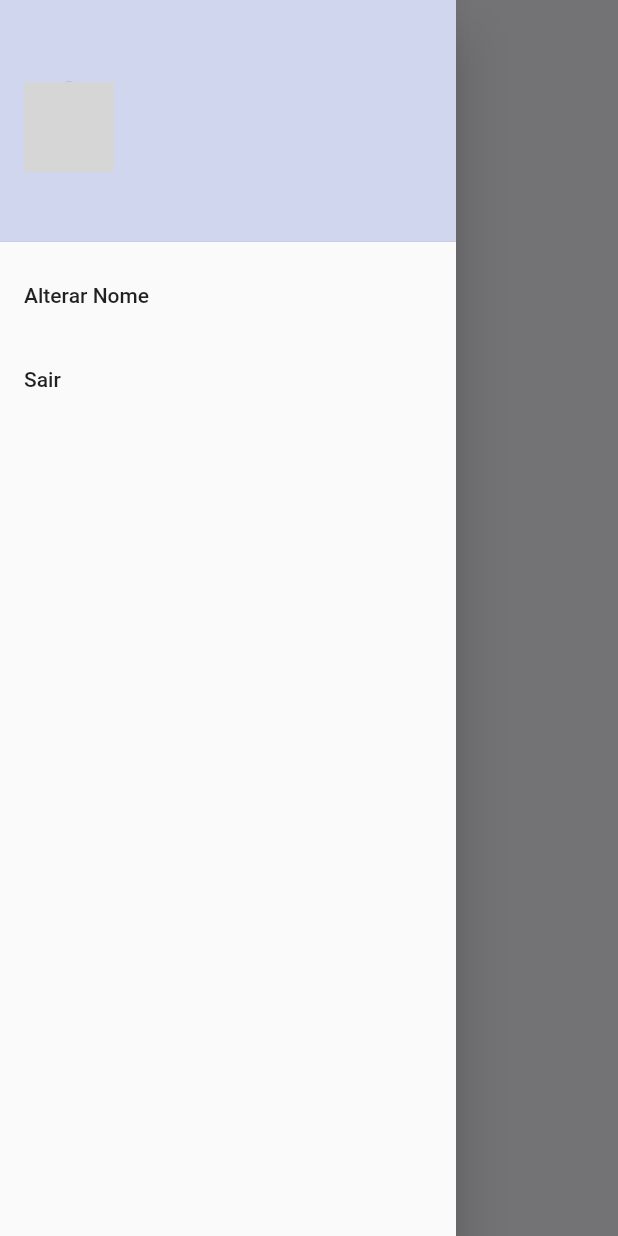
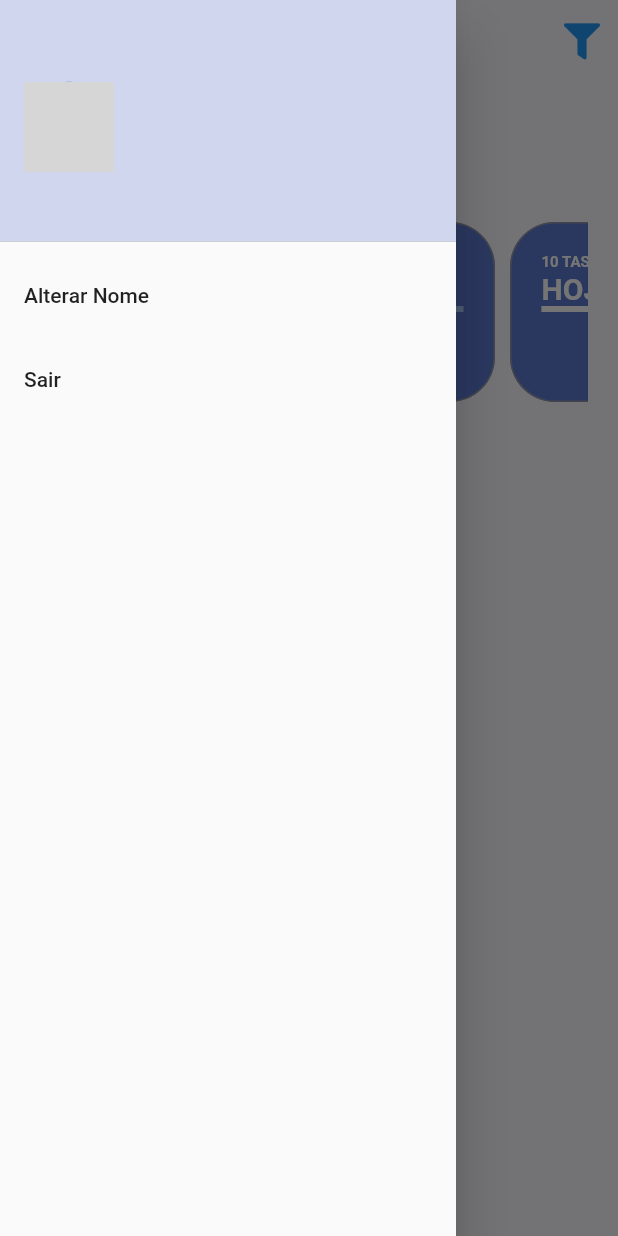
Before and after one commit to jsaintz/todo-list-provider, a Flutter app: the screen it shows once a user with an empty profile is signed in, with the side drawer open, on a phone screen of 412 x 824 dp. Run offline on Flutter 3.47's test engine with Material 2 defaults, Android fonts, the phone set to English and light mode, and no system bars; our stand-ins replace firebase_auth, firebase_core, flutter_signin_button, google_fonts, google_sign_in, sqflite and 2 more; missing offline and left inert: flutter_overlay_loader, validatorless; accounts and stored records are empty; network calls fail; Roboto replaces fonts that are missing (Mandali); grey boxes are pictures that could not be loaded.

Commit message:
create filter in home page

```diff
--- a/lib/app/core/ui/todo_list_icons.dart
+++ b/lib/app/core/ui/todo_list_icons.dart
@@ -11,4 +11,5 @@ class TodoListIcons {
   static const IconData eye = IconData(0xf06e, fontFamily: _kFontFam, fontPackage: _kFontPkg);
 
   static const IconData eye_slash = IconData(0xf070, fontFamily: _kFontFam, fontPackage: _kFontPkg);
+  static const IconData filter = IconData(0xf0b0, fontFamily: _kFontFam, fontPackage: _kFontPkg);
 }
--- a/lib/app/modules/home/home_page.dart
+++ b/lib/app/modules/home/home_page.dart
@@ -1,7 +1,8 @@
 import 'package:flutter/material.dart';
-import 'package:provider/provider.dart';
-import 'package:todo_list_provider/app/core/auth/auth_provider.dart';
-import 'package:todo_list_provider/app/core/widget/home_drawer.dart';
+import 'package:todo_list_provider/app/core/ui/todo_list_icons.dart';
+import 'package:todo_list_provider/app/modules/home/widgets/home_drawer.dart';
+import 'package:todo_list_provider/app/modules/home/widgets/home_filters.dart';
+import 'package:todo_list_provider/app/modules/home/widgets/home_header.dart';
 
 class HomePage extends StatelessWidget {
   const HomePage({Key? key}) : super(key: key);
@@ -10,19 +11,40 @@ class HomePage extends StatelessWidget {
   Widget build(BuildContext context) {
     return Scaffold(
       appBar: AppBar(
-        iconTheme: const IconThemeData(color: Colors.amberAccent),
+        iconTheme: const IconThemeData(color: Colors.blue),
         backgroundColor: Colors.transparent,
         elevation: 0,
+        actions: [
+          PopupMenuButton(
+            icon: const Icon(TodoListIcons.filter),
+            itemBuilder: (_) => [
+              const PopupMenuItem<bool>(child: Text('Mostrar tarefas concluidas')),
+            ],
+          ),
+        ],
       ),
       backgroundColor: const Color(0xFFFAFBFE),
       drawer: HomeDrawer(),
-      body: Center(
-        child: TextButton(
-          onPressed: () {
-            context.read<AuthProvider>().logout();
-          },
-          child: const Text('logout'),
-        ),
+      body: LayoutBuilder(
+        builder: (context, constraints) {
+          return ConstrainedBox(
+            constraints: BoxConstraints(
+              minHeight: constraints.maxHeight,
+              minWidth: constraints.maxWidth,
+            ),
+            child: Container(
+              margin: const EdgeInsets.symmetric(horizontal: 20),
+              child: IntrinsicHeight(
+                child: Column(
+                  children: const [
+                    HomeHeader(),
+                    HomeFilters(),
+                  ],
+                ),
+              ),
+            ),
+          );
+        },
       ),
     );
   }
--- /dev/null
+++ b/lib/app/modules/home/widgets/home_filters.dart
@@ -0,0 +1,30 @@
+import 'package:flutter/material.dart';
+import 'package:todo_list_provider/app/core/ui/theme_extensions.dart';
+import 'package:todo_list_provider/app/modules/home/widgets/todo_card_filter.dart';
+
+class HomeFilters extends StatelessWidget {
+  const HomeFilters({Key? key}) : super(key: key);
+
+  @override
+  Widget build(BuildContext context) {
+    return Column(
+      crossAxisAlignment: CrossAxisAlignment.start,
+      children: [
+        Text('FILTROS', style: context.titleStyle),
+        const SizedBox(height: 10),
+        SingleChildScrollView(
+          scrollDirection: Axis.horizontal,
+          child: Row(
+            children: const [
+              TodoCardFilter(),
+              TodoCardFilter(),
+              TodoCardFilter(),
+              TodoCardFilter(),
+              TodoCardFilter(),
+            ],
+          ),
+        ),
+      ],
+    );
+  }
+}
--- /dev/null
+++ b/lib/app/modules/home/widgets/home_header.dart
@@ -0,0 +1,28 @@
+import 'package:flutter/material.dart';
+import 'package:provider/provider.dart';
+import 'package:todo_list_provider/app/core/auth/auth_provider.dart';
+import 'package:todo_list_provider/app/core/ui/theme_extensions.dart';
+
+class HomeHeader extends StatelessWidget {
+  const HomeHeader({Key? key}) : super(key: key);
+
+  @override
+  Widget build(BuildContext context) {
+    return Row(
+      children: [
+        Padding(
+          padding: const EdgeInsets.symmetric(vertical: 20),
+          child: Selector<AuthProvider, String>(
+            selector: (context, authProvider) => authProvider.user?.displayName ?? "Não Informado",
+            builder: (_, value, __) {
+              return Text(
+                'Eai, $value',
+                style: context.textTheme.headline5?.copyWith(fontWeight: FontWeight.bold),
+              );
+            },
+          ),
+        )
+      ],
+    );
+  }
+}
--- /dev/null
+++ b/lib/app/modules/home/widgets/todo_card_filter.dart
@@ -0,0 +1,46 @@
+import 'package:flutter/material.dart';
+import 'package:todo_list_provider/app/core/ui/theme_extensions.dart';
+
+class TodoCardFilter extends StatefulWidget {
+  const TodoCardFilter({Key? key}) : super(key: key);
+
+  @override
+  State<TodoCardFilter> createState() => _TodoCardFilterState();
+}
+
+class _TodoCardFilterState extends State<TodoCardFilter> {
+  @override
+  Widget build(BuildContext context) {
+    return Container(
+      constraints: const BoxConstraints(minHeight: 120, maxWidth: 150),
+      margin: const EdgeInsets.only(right: 10),
+      padding: const EdgeInsets.all(20),
+      decoration: BoxDecoration(
+        color: context.primaryColor,
+        border: Border.all(
+          width: 1,
+          color: Colors.grey.withOpacity(.8),
+        ),
+        borderRadius: BorderRadius.circular(30),
+      ),
+      child: Column(
+        crossAxisAlignment: CrossAxisAlignment.start,
+        children: [
+          Text(
+            '10 TASKs',
+            style: context.titleStyle.copyWith(fontSize: 10, color: Colors.white),
+          ),
+          const Text(
+            'HOJE',
+            style: TextStyle(fontSize: 20, fontWeight: FontWeight.bold, color: Colors.white),
+          ),
+          LinearProgressIndicator(
+            backgroundColor: context.primaryColorLight,
+            valueColor: const AlwaysStoppedAnimation<Color>(Colors.white),
+            value: 0.4,
+          )
+        ],
+      ),
+    );
+  }
+}
```
Also changed, not shown: assets/fonts/TodoListIcons.ttf, lib/app/modules/home/widgets/home_drawer.dart (renamed from lib/app/core/widget/home_drawer.dart).
